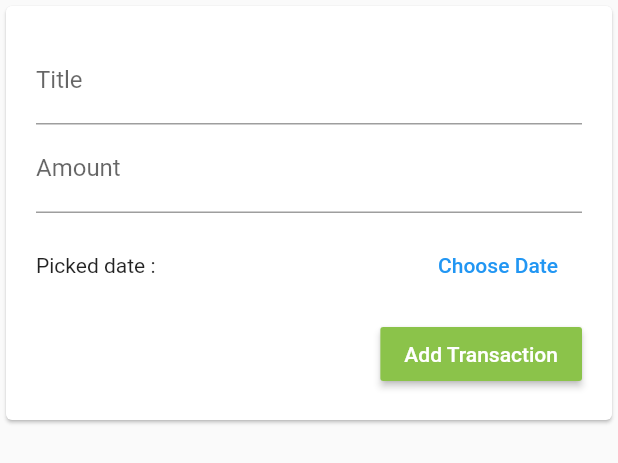
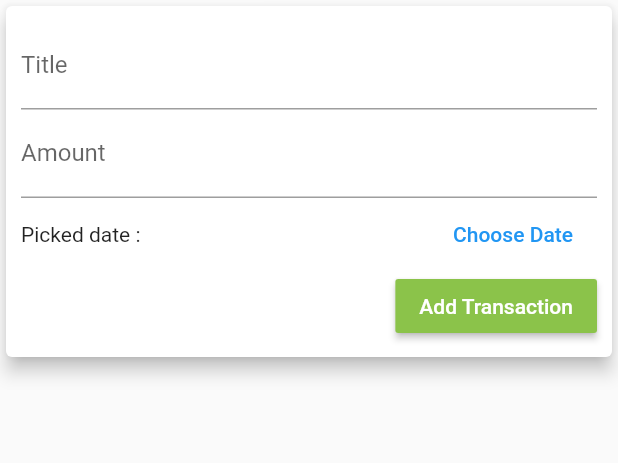
Before and after one commit to Vaibhav3M/flutter-basicapps, a Flutter app: the AddTransaction widget shown alone on an empty page, opened directly with empty values, on a phone screen of 412 x 824 dp. Shown: the top 463 px of the screen. Run offline on Flutter 3.47's test engine with Material 2 defaults, Android fonts, the phone set to English and light mode, and no system bars; statements that could not run were skipped.

Commit message:
Add padding to move up ModelView

```diff
--- a/monthly_planner/lib/Widgets/AddTransaction.dart
+++ b/monthly_planner/lib/Widgets/AddTransaction.dart
@@ -25,41 +25,41 @@ class _AddTransactionState extends State<AddTransaction> {
       return;
     }
 
-    widget._addNewTransaction(
-        titleFieldController.text, double.parse(amountFiledController.text), _pickedDate);
+    widget._addNewTransaction(titleFieldController.text,
+        double.parse(amountFiledController.text), _pickedDate);
 
     Navigator.of(context).pop();
   }
 
   //method to show date picker
-  void _showDatePicker(){
-
-    showDatePicker(context: context,
+  void _showDatePicker() {
+    showDatePicker(
+      context: context,
       initialDate: DateTime.now(),
       firstDate: DateTime(2019),
       lastDate: DateTime.now(),
-    ).then((selectedDate){
-
-      if(selectedDate == null){
+    ).then((selectedDate) {
+      if (selectedDate == null) {
         return;
       }
 
       setState(() {
         _pickedDate = selectedDate;
       });
-
     });
-
   }
 
   @override
   Widget build(BuildContext context) {
-    return Column(
-      children: <Widget>[
-        Container(
+    return SingleChildScrollView(
       child: Card(
+        elevation: 5,
         child: Container(
-              padding: EdgeInsets.all(20),
+          padding: EdgeInsets.only(
+              left: 10,
+              top: 10,
+              right: 10,
+              bottom: MediaQuery.of(context).viewInsets.bottom + 10),
           child: Column(
             crossAxisAlignment: CrossAxisAlignment.end,
             children: <Widget>[
@@ -76,15 +76,17 @@ class _AddTransactionState extends State<AddTransaction> {
                 onSubmitted: (_) => _submitButtonAction(),
               ),
               Container(
-                    height: 70,
                 child: Row(
                   children: <Widget>[
                     Flexible(
                         fit: FlexFit.tight,
-                            child: Text("Picked date : " + (_pickedDate == null ? "" : DateFormat.yMd().format(_pickedDate)))
-                        ),
+                        child: Text("Picked date : " +
+                            (_pickedDate == null
+                                ? ""
+                                : DateFormat.yMd().format(_pickedDate)))),
                     FlatButton(
-                          child: Text("Choose Date",
+                      child: Text(
+                        "Choose Date",
                         style: TextStyle(color: Colors.blue),
                       ),
                       onPressed: _showDatePicker,
@@ -104,8 +106,6 @@ class _AddTransactionState extends State<AddTransaction> {
           ),
         ),
       ),
-        ),
-      ],
     );
   }
 }
```
Also changed, not shown: monthly_planner/lib/main.dart (+6 -3 lines). Lines whose indentation alone changed are shown as unchanged.
